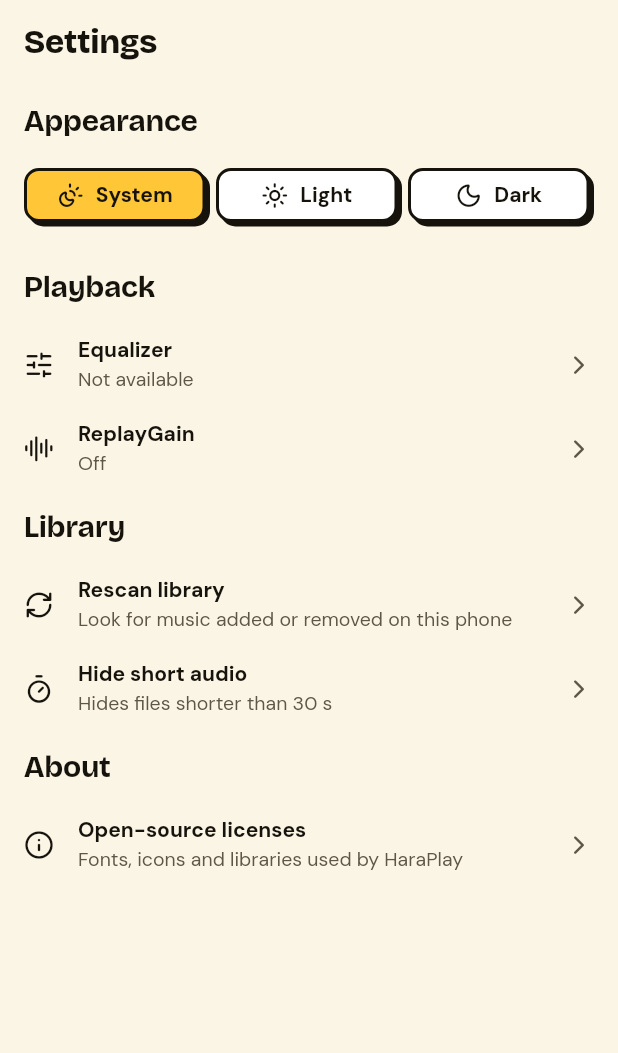
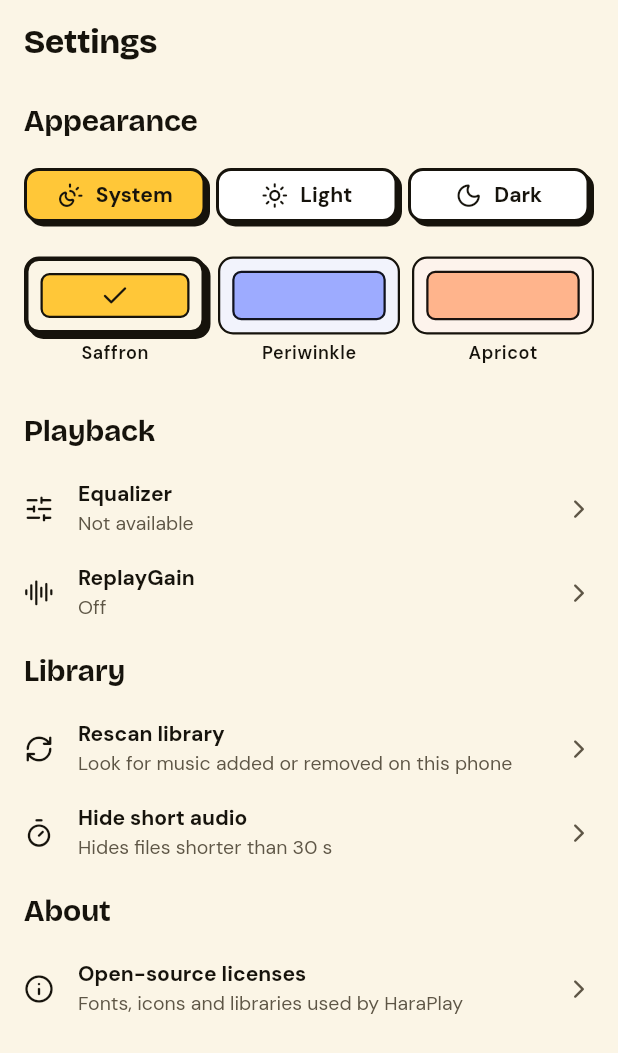
Before and after one commit to MapIHS/HaraPlay, a Flutter app: the SettingsScreen screen opened by its route, on a phone screen of 412 x 824 dp. Shown: the top 1053 px of the screen. Run offline on Flutter 3.47's test engine with Material 3 defaults, Android fonts, the phone set to English and light mode, and no system bars; our stand-ins replace audio_service, clock, drift, drift_flutter, flutter_riverpod, go_router and 3 more; missing offline and left inert: audio_metadata_reader, audio_session; accounts and stored records are empty; generated files the repository leaves out were written again; statements that could not run were skipped.

Commit message:
A7a: colour palettes and wallpaper colours
- Settings > Appearance: Saffron, Periwinkle and Apricot swatches, plus
  Wallpaper (Material You tones) on Android 12+.
- Own haraplay/system channel reads the system tonal palettes; re-read
  on resume so a new wallpaper applies at once.
- Contrast tests cover every palette in light and dark.

Co-Authored-By: Claude Opus 5.5 <noreply@anthropic.com>

```diff
--- a/lib/app/app.dart
+++ b/lib/app/app.dart
@@ -2,20 +2,48 @@ import 'package:flutter/material.dart';
 import 'package:flutter_riverpod/flutter_riverpod.dart';
 
 import '../core/theme/hara_theme.dart';
+import '../core/theme/palettes.dart';
+import '../features/settings/presentation/color_choice_controller.dart';
 import '../features/settings/presentation/theme_mode_controller.dart';
 import 'router.dart';
 
 /// Root widget: themes plus the go_router configuration.
-class HaraPlayApp extends ConsumerWidget {
+class HaraPlayApp extends ConsumerStatefulWidget {
   const HaraPlayApp({super.key});
 
   @override
-  Widget build(BuildContext context, WidgetRef ref) {
+  ConsumerState<HaraPlayApp> createState() => _HaraPlayAppState();
+}
+
+class _HaraPlayAppState extends ConsumerState<HaraPlayApp> {
+  late final AppLifecycleListener _lifecycle = AppLifecycleListener(
+    // A new wallpaper changes the system colours while the app is away.
+    onResume: () => ref.read(systemTonesProvider.notifier).refresh(),
+  );
+
+  @override
+  void initState() {
+    super.initState();
+    _lifecycle; // Starts listening.
+  }
+
+  @override
+  void dispose() {
+    _lifecycle.dispose();
+    super.dispose();
+  }
+
+  @override
+  Widget build(BuildContext context) {
+    final (light, dark) = HaraPalettes.of(
+      ref.watch(colorChoiceProvider),
+      ref.watch(systemTonesProvider),
+    );
     return MaterialApp.router(
       title: 'HaraPlay',
       debugShowCheckedModeBanner: false,
-      theme: HaraTheme.light,
-      darkTheme: HaraTheme.dark,
+      theme: HaraTheme.build(light),
+      darkTheme: HaraTheme.build(dark),
       themeMode: ref.watch(themeModeProvider),
       routerConfig: ref.watch(routerProvider),
     );
--- a/lib/bootstrap.dart
+++ b/lib/bootstrap.dart
@@ -12,6 +12,7 @@ import 'core/database/app_database.dart';
 import 'core/debug/frame_stats.dart';
 import 'core/platform/media_store_channel.dart';
 import 'core/storage/preferences.dart';
+import 'core/theme/system_tones.dart';
 import 'features/audio_info/data/audio_info_repository.dart';
 import 'features/audio_info/presentation/replay_gain_controller.dart';
 import 'features/equalizer/data/audio_effects.dart';
@@ -23,6 +24,7 @@ import 'features/onboarding/presentation/onboarding_controllers.dart';
 import 'features/player/data/hara_audio_handler.dart';
 import 'features/player/data/play_event_recorder.dart';
 import 'features/player/presentation/player_providers.dart';
+import 'features/settings/presentation/color_choice_controller.dart';
 
 /// Initialises app-wide services before the first frame: preferences, the
 /// database, and the audio service that owns playback.
@@ -35,6 +37,9 @@ Future<void> bootstrap() async {
   final sdkInt = await channel.sdkIntWhenReady();
   // Checked before the first frame so the router starts on the right screen.
   final access = await MediaPermissionService(sdkInt: sdkInt).check();
+
+  // Wallpaper colours (Android 12+), for the first frame.
+  final systemTones = await const SystemTonesChannel().read();
 
   // Shared with the audio handler, which lives outside the widget tree.
   final database = AppDatabase.open();
@@ -109,6 +114,7 @@ Future<void> bootstrap() async {
       audioEffectsInfoProvider.overrideWithValue(effectsInfo),
       audioEffectsSinkProvider.overrideWithValue(effects),
       audioInfoSourceProvider.overrideWithValue(audioInfo),
+      initialSystemTonesProvider.overrideWithValue(systemTones),
     ],
   );
   runApp(
--- a/lib/core/theme/palettes.dart
+++ b/lib/core/theme/palettes.dart
@@ -1,9 +1,40 @@
 import 'dart:ui' show Brightness, Color;
 
 import 'hara_colors.dart';
+import 'system_tones.dart';
 
-/// HaraPlay's brand palettes. Saffron is the default (see docs/PLAN.md §2).
+/// The colour choices in Settings › Appearance.
+enum ColorChoice {
+  saffron('Saffron'),
+  periwinkle('Periwinkle'),
+  apricot('Apricot'),
+
+  /// Material You colours from the wallpaper (Android 12+).
+  wallpaper('Wallpaper');
+
+  const ColorChoice(this.label);
+
+  final String label;
+}
+
+/// HaraPlay's brand palettes. Saffron is the default; Periwinkle and
+/// Apricot are the other two brand options from docs/PLAN.md §2. The
+/// pastel accents and danger colours are shared.
 abstract final class HaraPalettes {
+  /// Light and dark palettes for [choice]. [tones] are the system's
+  /// wallpaper colours; without them "Wallpaper" falls back to Saffron.
+  static (HaraColors, HaraColors) of(ColorChoice choice, SystemTones? tones) =>
+      switch (choice) {
+        ColorChoice.saffron => (saffronLight, saffronDark),
+        ColorChoice.periwinkle => (periwinkleLight, periwinkleDark),
+        ColorChoice.apricot => (apricotLight, apricotDark),
+        ColorChoice.wallpaper when tones != null => (
+          fromSystem(tones, Brightness.light),
+          fromSystem(tones, Brightness.dark),
+        ),
+        ColorChoice.wallpaper => (saffronLight, saffronDark),
+      };
+
   static const saffronLight = HaraColors(
     brightness: Brightness.light,
     background: Color(0xFFFBF5E6),
@@ -45,4 +76,93 @@ abstract final class HaraPalettes {
     danger: Color(0xFFFF7A72),
     onDanger: Color(0xFF16140F),
   );
+
+  static final periwinkleLight = saffronLight.copyWith(
+    background: const Color(0xFFF2F3FC),
+    surfaceAlt: const Color(0xFFE4E7FA),
+    primary: const Color(0xFF9DABFF),
+    onPrimary: const Color(0xFF11131F),
+    emphasis: const Color(0xFF3F4DB0),
+    foreground: const Color(0xFF11131F),
+    mutedForeground: const Color(0xFF4E5370),
+    border: const Color(0xFF11131F),
+    shadow: const Color(0xFF11131F),
+    overlay: const Color(0x6611131F),
+  );
+
+  static final periwinkleDark = saffronDark.copyWith(
+    background: const Color(0xFF12131C),
+    surface: const Color(0xFF1C1E2B),
+    surfaceAlt: const Color(0xFF262938),
+    primary: const Color(0xFF8F9CF4),
+    onPrimary: const Color(0xFF12131C),
+    emphasis: const Color(0xFF8F9CF4),
+    foreground: const Color(0xFFECEEFB),
+    mutedForeground: const Color(0xFFAEB3D3),
+    border: const Color(0xFF7C84BC),
+    shadow: const Color(0xFF7C84BC),
+    onDanger: const Color(0xFF12131C),
+  );
+
+  static final apricotLight = saffronLight.copyWith(
+    background: const Color(0xFFFDF3EC),
+    surfaceAlt: const Color(0xFFF8E3D6),
+    primary: const Color(0xFFFFB48C),
+    onPrimary: const Color(0xFF1A120E),
+    emphasis: const Color(0xFFA0461A),
+    foreground: const Color(0xFF1A120E),
+    mutedForeground: const Color(0xFF64524A),
+    border: const Color(0xFF1A120E),
+    shadow: const Color(0xFF1A120E),
+    overlay: const Color(0x661A120E),
+  );
+
+  static final apricotDark = saffronDark.copyWith(
+    background: const Color(0xFF18120F),
+    surface: const Color(0xFF241B16),
+    surfaceAlt: const Color(0xFF2E231D),
+    primary: const Color(0xFFEFA47E),
+    onPrimary: const Color(0xFF18120F),
+    emphasis: const Color(0xFFEFA47E),
+    foreground: const Color(0xFFF7ECE6),
+    mutedForeground: const Color(0xFFC2AEA4),
+    border: const Color(0xFFA07C69),
+    shadow: const Color(0xFFA07C69),
+    onDanger: const Color(0xFF18120F),
+  );
+
+  /// The wallpaper's tonal palettes mapped onto HaraPlay's roles. The look
+  /// stays HaraPlay's own: near-black outlines and hard shadows in light
+  /// mode, the accent tone 80 as the fill (dark text on it), tone 40 for
+  /// thin lines on light pages.
+  static HaraColors fromSystem(SystemTones t, Brightness brightness) {
+    if (brightness == Brightness.light) {
+      return saffronLight.copyWith(
+        background: t.neutral2_50,
+        surface: t.neutral1_10,
+        surfaceAlt: t.neutral2_100,
+        primary: t.accent1_200,
+        onPrimary: t.neutral1_900,
+        emphasis: t.accent1_600,
+        foreground: t.neutral1_900,
+        mutedForeground: t.neutral2_600,
+        border: t.neutral1_900,
+        shadow: t.neutral1_900,
+        overlay: t.neutral1_900.withAlpha(0x66),
+      );
+    }
+    return saffronDark.copyWith(
+      background: t.neutral1_900,
+      surface: Color.lerp(t.neutral1_900, t.neutral1_800, 0.5),
+      surfaceAlt: t.neutral1_800,
+      primary: t.accent1_200,
+      onPrimary: t.neutral1_900,
+      emphasis: t.accent1_200,
+      foreground: t.neutral1_50,
+      mutedForeground: t.neutral2_200,
+      border: t.neutral2_400,
+      shadow: t.neutral2_400,
+      onDanger: t.neutral1_900,
+    );
+  }
 }
--- /dev/null
+++ b/lib/core/theme/system_tones.dart
@@ -0,0 +1,82 @@
+// The field names follow Android's `system_<palette>_<shade>` resources.
+// ignore_for_file: non_constant_identifier_names
+
+import 'package:flutter/foundation.dart';
+import 'package:flutter/services.dart';
+
+/// The wallpaper-based system colours (Material You, Android 12+) that
+/// the "Wallpaper" palette uses. Shade 10 is the lightest, 900 the darkest.
+@immutable
+class SystemTones {
+  const SystemTones._(this._tones);
+
+  /// The channel's keys.
+  static const keys = [
+    'accent1_200',
+    'accent1_600',
+    'neutral1_10',
+    'neutral1_50',
+    'neutral1_800',
+    'neutral1_900',
+    'neutral2_50',
+    'neutral2_100',
+    'neutral2_200',
+    'neutral2_400',
+    'neutral2_600',
+  ];
+
+  /// Reads the channel's reply (ARGB ints by key); null if any is missing.
+  static SystemTones? fromMap(Map<Object?, Object?>? map) {
+    if (map == null) return null;
+    final tones = <String, Color>{};
+    for (final key in keys) {
+      final value = map[key];
+      if (value is! int) return null;
+      tones[key] = Color(value);
+    }
+    return SystemTones._(tones);
+  }
+
+  final Map<String, Color> _tones;
+
+  Color get accent1_200 => _tones['accent1_200']!;
+  Color get accent1_600 => _tones['accent1_600']!;
+  Color get neutral1_10 => _tones['neutral1_10']!;
+  Color get neutral1_50 => _tones['neutral1_50']!;
+  Color get neutral1_800 => _tones['neutral1_800']!;
+  Color get neutral1_900 => _tones['neutral1_900']!;
+  Color get neutral2_50 => _tones['neutral2_50']!;
+  Color get neutral2_100 => _tones['neutral2_100']!;
+  Color get neutral2_200 => _tones['neutral2_200']!;
+  Color get neutral2_400 => _tones['neutral2_400']!;
+  Color get neutral2_600 => _tones['neutral2_600']!;
+
+  @override
+  bool operator ==(Object other) =>
+      other is SystemTones &&
+      keys.every((key) => other._tones[key] == _tones[key]);
+
+  @override
+  int get hashCode => Object.hashAll([for (final key in keys) _tones[key]]);
+}
+
+/// Dart side of `haraplay/system` (see `SystemColorsPlugin.kt`).
+class SystemTonesChannel {
+  const SystemTonesChannel({MethodChannel? channel})
+    : _channel = channel ?? const MethodChannel('haraplay/system');
+
+  final MethodChannel _channel;
+
+  /// The current wallpaper tones, or null before Android 12 (or on error).
+  Future<SystemTones?> read() async {
+    try {
+      return SystemTones.fromMap(
+        await _channel.invokeMapMethod<Object?, Object?>('systemTones'),
+      );
+    } on PlatformException {
+      return null;
+    } on MissingPluginException {
+      return null;
+    }
+  }
+}
--- /dev/null
+++ b/lib/features/settings/presentation/color_choice_controller.dart
@@ -0,0 +1,47 @@
+import 'package:flutter_riverpod/flutter_riverpod.dart';
+
+import '../../../core/theme/palettes.dart';
+import '../../../core/theme/system_tones.dart';
+import '../data/settings_repository.dart';
+
+/// The user's colour choice, persisted across launches.
+class ColorChoiceController extends Notifier<ColorChoice> {
+  @override
+  ColorChoice build() =>
+      ref.watch(settingsRepositoryProvider).readColorChoice();
+
+  Future<void> set(ColorChoice choice) async {
+    if (choice == state) return;
+    state = choice;
+    await ref.read(settingsRepositoryProvider).writeColorChoice(choice);
+  }
+}
+
+final colorChoiceProvider =
+    NotifierProvider<ColorChoiceController, ColorChoice>(
+      ColorChoiceController.new,
+    );
+
+final systemTonesChannelProvider = Provider<SystemTonesChannel>(
+  (ref) => const SystemTonesChannel(),
+);
+
+/// Read in `bootstrap()` so the first frame already has the right colours.
+final initialSystemTonesProvider = Provider<SystemTones?>((ref) => null);
+
+/// The wallpaper colours, or null before Android 12. Re-read when the app
+/// comes back to the foreground (the wallpaper may have changed).
+class SystemTonesController extends Notifier<SystemTones?> {
+  @override
+  SystemTones? build() => ref.watch(initialSystemTonesProvider);
+
+  Future<void> refresh() async {
+    final tones = await ref.read(systemTonesChannelProvider).read();
+    if (tones != null && tones != state) state = tones;
+  }
+}
+
+final systemTonesProvider =
+    NotifierProvider<SystemTonesController, SystemTones?>(
+      SystemTonesController.new,
+    );
--- /dev/null
+++ b/lib/features/settings/presentation/color_choice_picker.dart
@@ -0,0 +1,132 @@
+import 'package:flutter/material.dart';
+import 'package:flutter_riverpod/flutter_riverpod.dart';
+
+import '../../../core/icons/hara_icons.dart';
+import '../../../core/theme/hara_colors.dart';
+import '../../../core/theme/hara_tokens.dart';
+import '../../../core/theme/palettes.dart';
+import 'color_choice_controller.dart';
+
+/// A row of colour swatches: the three brand palettes, plus "Wallpaper"
+/// when the system offers wallpaper colours (Android 12+).
+class ColorChoicePicker extends ConsumerWidget {
+  const ColorChoicePicker({super.key});
+
+  static const double swatchHeight = 52;
+
+  @override
+  Widget build(BuildContext context, WidgetRef ref) {
+    final selected = ref.watch(colorChoiceProvider);
+    final tones = ref.watch(systemTonesProvider);
+    final dark = Theme.of(context).brightness == Brightness.dark;
+    final choices = [
+      for (final choice in ColorChoice.values)
+        if (choice != ColorChoice.wallpaper || tones != null) choice,
+    ];
+    return Row(
+      crossAxisAlignment: CrossAxisAlignment.start,
+      children: [
+        for (final (i, choice) in choices.indexed) ...[
+          if (i > 0) const SizedBox(width: HaraSpacing.sm),
+          Expanded(
+            child: _Swatch(
+              label: choice.label,
+              palette: dark
+                  ? HaraPalettes.of(choice, tones).$2
+                  : HaraPalettes.of(choice, tones).$1,
+              selected: choice == selected,
+              onTap: () => ref.read(colorChoiceProvider.notifier).set(choice),
+            ),
+          ),
+        ],
+      ],
+    );
+  }
+}
+
+class _Swatch extends StatelessWidget {
+  const _Swatch({
+    required this.label,
+    required this.palette,
+    required this.selected,
+    required this.onTap,
+  });
+
+  final String label;
+  final HaraColors palette;
+  final bool selected;
+  final VoidCallback onTap;
+
+  @override
+  Widget build(BuildContext context) {
+    final colors = HaraColors.of(context);
+    final textTheme = Theme.of(context).textTheme;
+    return Semantics(
+      button: true,
+      selected: selected,
+      label: '$label colours',
+      excludeSemantics: true,
+      child: InkWell(
+        onTap: onTap,
+        borderRadius: BorderRadius.circular(HaraRadius.md),
+        child: Padding(
+          padding: const EdgeInsets.symmetric(vertical: HaraSpacing.xs),
+          child: Column(
+            children: [
+              // The palette's page with its fill colour on top: shows both
+              // the background tint and the accent.
+              Container(
+                height: ColorChoicePicker.swatchHeight,
+                decoration: BoxDecoration(
+                  color: palette.background,
+                  borderRadius: BorderRadius.circular(HaraRadius.md),
+                  border: Border.all(
+                    color: colors.border,
+                    width: selected ? HaraBorder.regular + 1 : HaraBorder.thin,
+                  ),
+                  boxShadow: selected
+                      ? [
+                          BoxShadow(
+                            color: colors.shadow,
+                            offset: const Offset(
+                              HaraShadow.offset,
+                              HaraShadow.offset,
+                            ),
+                          ),
+                        ]
+                      : null,
+                ),
+                padding: const EdgeInsets.all(HaraSpacing.sm),
+                child: Container(
+                  decoration: BoxDecoration(
+                    color: palette.primary,
+                    borderRadius: BorderRadius.circular(HaraRadius.sm),
+                    border: Border.all(
+                      color: palette.border,
+                      width: HaraBorder.thin,
+                    ),
+                  ),
+                  alignment: Alignment.center,
+                  child: selected
+                      ? Icon(
+                          HaraIcons.check,
+                          size: HaraSizes.iconSmall,
+                          color: palette.onPrimary,
+                        )
+                      : null,
+                ),
+              ),
+              const SizedBox(height: HaraSpacing.xs),
+              Text(
+                label,
+                style: textTheme.labelMedium,
+                maxLines: 1,
+                overflow: TextOverflow.ellipsis,
+              ),
+            ],
+          ),
+        ),
+      ),
+    );
+  }
+}
--- a/lib/features/settings/presentation/settings_screen.dart
+++ b/lib/features/settings/presentation/settings_screen.dart
@@ -13,6 +13,7 @@ import '../../audio_info/presentation/replay_gain_controller.dart';
 import '../../equalizer/presentation/equalizer_controller.dart';
 import '../../equalizer/presentation/equalizer_screen.dart';
 import 'choice_sheet.dart';
+import 'color_choice_picker.dart';
 import 'library_settings.dart';
 import 'settings_tile.dart';
 import 'theme_mode_picker.dart';
@@ -37,6 +38,15 @@ class SettingsScreen extends StatelessWidget {
               HaraSpacing.lg,
             ),
             child: ThemeModePicker(),
+          ),
+          const Padding(
+            padding: EdgeInsets.fromLTRB(
+              HaraSpacing.gutter,
+              0,
+              HaraSpacing.gutter,
+              HaraSpacing.lg,
+            ),
+            child: ColorChoicePicker(),
           ),
           const SectionHeader(title: 'Playback'),
           const _EqualizerTile(),
```
Also changed, not shown: lib/features/settings/data/settings_repository.dart (+13 -0 lines), 6 other files.
